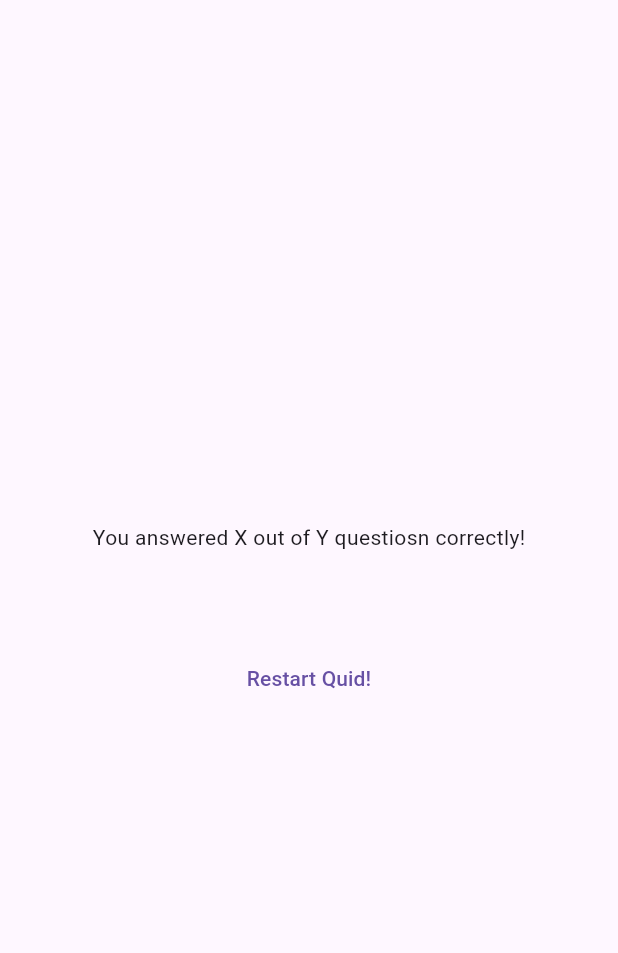
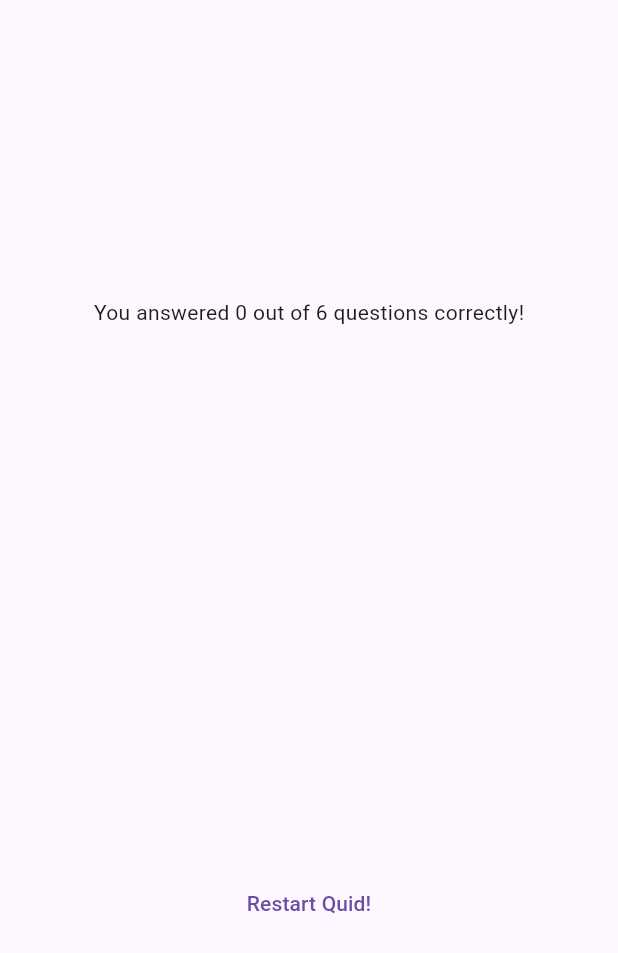
Before and after one commit to draco961/flutter_projects, a Flutter app: the ResultScreen widget shown alone on an empty page, opened directly with empty values, on a phone screen of 412 x 824 dp. Shown: the top 953 px of the screen. Run offline on Flutter 3.47's test engine with Material 3 defaults, Android fonts, the phone set to English and light mode, and no system bars; our stand-ins replace google_fonts.

Commit message:
end of advance

```diff
--- a/adv_basics/lib/question_summary.dart
+++ b/adv_basics/lib/question_summary.dart
@@ -7,13 +7,17 @@ class QuestionSummary extends StatelessWidget {
 
   @override
   Widget build(context) {
-    return Column(
+    return SizedBox(
+      height: 300,
+      child: SingleChildScrollView(
+        child: Column(
           children: summaryData
               .map(
                 (data) => Row(
                   children: [
                     Text(((data['question_index'] as int) + 1).toString()),
-                Column(
+                    Expanded(
+                      child: Column(
                         children: [
                           Text(data['question'] as String),
                           const SizedBox(height: 5),
@@ -21,10 +25,13 @@ class QuestionSummary extends StatelessWidget {
                           Text(data['correct_answer'] as String),
                         ],
                       ),
+                    ),
                   ],
                 ),
               )
               .toList(),
+        ),
+      ),
     );
   }
 }
--- a/adv_basics/lib/result_screen.dart
+++ b/adv_basics/lib/result_screen.dart
@@ -28,6 +28,15 @@ class ResultScreen extends StatelessWidget {
 
   @override
   Widget build(context) {
+    final summaryData = getSummaryData();
+
+    final numberTotalQuestions = questions.length;
+    final numberCorrectQuestion = summaryData.where((data) {
+      return data['user_answer'] == data['correct_answer'];
+    }).length;
+
+    //'You answered ${} out of ${} questions correctly!'
+
     return SizedBox(
       width: double.infinity,
       child: Container(
@@ -35,10 +44,10 @@ class ResultScreen extends StatelessWidget {
         child: Column(
           mainAxisAlignment: MainAxisAlignment.center,
           children: [
-            const Text('You answered X out of Y questiosn correctly!'),
+            Text('You answered $numberCorrectQuestion out of $numberTotalQuestions questions correctly!'),
             const SizedBox(height: 30),
             //const Text('List of answers and questions ...'),
-            QuestionSummary(getSummaryData()),
+            QuestionSummary(summaryData),
             const SizedBox(height: 30),
             TextButton(onPressed: () {}, child: Text('Restart Quid!')),
           ],
```
Lines whose indentation alone changed are shown as unchanged.
